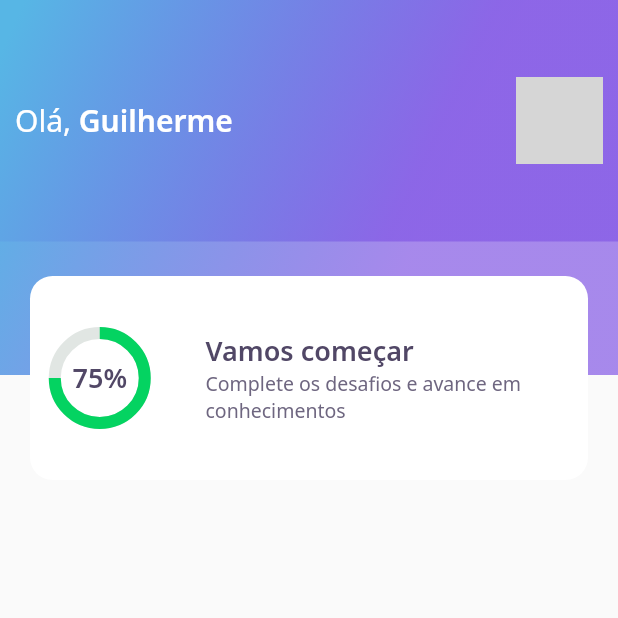
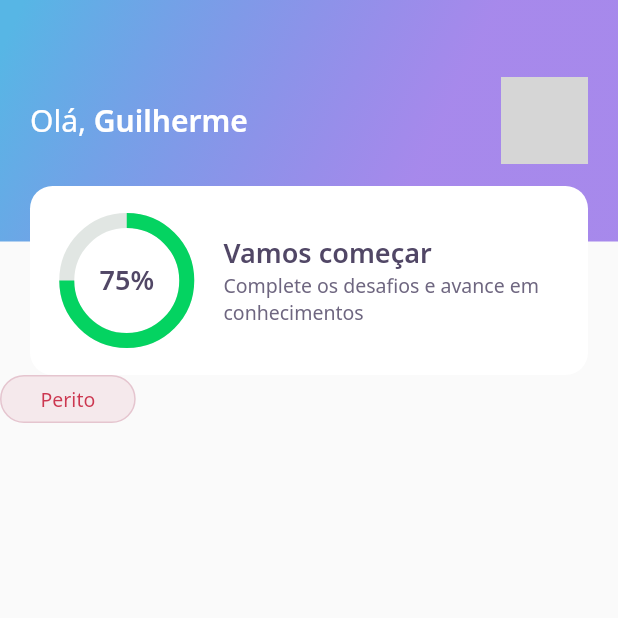
Before and after one commit to kadeguilherme/devquiz, a Flutter app: the screen it shows after launch, on a phone screen of 412 x 824 dp, the top half of it. Run offline on Flutter 3.47's test engine with Material 2 defaults, Android fonts, the phone set to English and light mode, and no system bars; our stand-ins replace google_fonts; network calls fail; grey boxes are pictures that could not be loaded.

Commit message:
Utilizamos a regra de negocio das Cores dentro do level_button_Widget, "get => config "

```diff
--- a/lib/home/home_page.dart
+++ b/lib/home/home_page.dart
@@ -1,3 +1,4 @@
+import 'package:devquiz/home/widgets/level_button/level_button_widget.dart';
 import 'package:flutter/material.dart';
 import 'package:devquiz/home/widgets/appbar/app_bar_widget.dart';
 
@@ -11,6 +12,7 @@ class _HomePageState extends State<HomePage> {
   Widget build(BuildContext context) {
     return Scaffold(
       appBar: AppBarWidget(),
+      body: LevelButtonWidget(label: 'Perito'),
     );
   }
 }
--- a/lib/home/widgets/appbar/app_bar_widget.dart
+++ b/lib/home/widgets/appbar/app_bar_widget.dart
@@ -9,15 +9,12 @@ class AppBarWidget extends PreferredSize {
           preferredSize: Size.fromHeight(250),
           child: Container(
             height: 250,
-            decoration: BoxDecoration(
-              gradient: AppGradients.linear,
-            ),
             child: Stack(
               children: [
                 Container(
                   height: 161,
                   width: double.maxFinite,
-                  padding: const EdgeInsets.symmetric(horizontal: 10),
+                  padding: const EdgeInsets.symmetric(horizontal: 20),
                   decoration: BoxDecoration(
                     gradient: AppGradients.linear,
                   ),
@@ -51,7 +48,7 @@ class AppBarWidget extends PreferredSize {
                   ),
                 ),
                 Align(
-                  alignment: Alignment(0.0, 3.0),
+                  alignment: Alignment(0.0, 1.0),
                   child: ScoreCardWidget(),
                 ),
               ],
--- a/lib/home/widgets/chart/chart_widget.dart
+++ b/lib/home/widgets/chart/chart_widget.dart
@@ -12,10 +12,10 @@ class ChartWidget extends StatelessWidget {
         children: [
           Center(
             child: Container(
-              width: 60,
-              height: 60,
+              width: 80,
+              height: 80,
               child: CircularProgressIndicator(
-                strokeWidth: 8,
+                strokeWidth: 10,
                 value: .75,
                 backgroundColor: AppColors.chartSecondary,
                 valueColor:
--- /dev/null
+++ b/lib/home/widgets/level_button/level_button_widget.dart
@@ -0,0 +1,59 @@
+import 'package:devquiz/core/app_colors.dart';
+import 'package:flutter/material.dart';
+import 'package:google_fonts/google_fonts.dart';
+
+class LevelButtonWidget extends StatelessWidget {
+  final String label;
+
+  LevelButtonWidget({key, this.label})
+      : assert(["Fácil", "Médio", "Difícil", "Perito"].contains(label)),
+        super(key: key);
+
+  final config = {
+    "Fácil": {
+      "color": AppColors.levelButtonFacil,
+      "borderColor": AppColors.levelButtonBorderFacil,
+      "fontColor": AppColors.levelButtonTextFacil
+    },
+    "Médio": {
+      "color": AppColors.levelButtonMedio,
+      "borderColor": AppColors.levelButtonBorderMedio,
+      "fontColor": AppColors.levelButtonTextMedio,
+    },
+    "Difícil": {
+      "color": AppColors.levelButtonDificil,
+      "borderColor": AppColors.levelButtonBorderDificil,
+      "fontColor": AppColors.levelButtonTextDificil,
+    },
+    "Perito": {
+      "color": AppColors.levelButtonPerito,
+      "borderColor": AppColors.levelButtonBorderPerito,
+      "fontColor": AppColors.levelButtonTextPerito,
+    },
+  };
+
+  Color get color => config[label]['color'];
+  Color get borderColor => config[label]['borderColor'];
+  Color get fontColor => config[label]['fontColor'];
+
+  @override
+  Widget build(BuildContext context) {
+    return Container(
+      decoration: BoxDecoration(
+        color: color,
+        border: Border.fromBorderSide(BorderSide(color: borderColor)),
+        borderRadius: BorderRadius.circular(28),
+      ),
+      child: Padding(
+        padding: const EdgeInsets.symmetric(horizontal: 26, vertical: 6),
+        child: Text(
+          label,
+          style: GoogleFonts.notoSans(
+            color: fontColor,
+            fontSize: 13,
+          ),
+        ),
+      ),
+    );
+  }
+}
--- a/lib/home/widgets/score_card/score_card_widget.dart
+++ b/lib/home/widgets/score_card/score_card_widget.dart
@@ -7,13 +7,15 @@ class ScoreCardWidget extends StatelessWidget {
   @override
   Widget build(BuildContext context) {
     return Padding(
-      padding: const EdgeInsets.only(left: 20, right: 20, top: 44),
+      padding: const EdgeInsets.symmetric(horizontal: 20),
       child: Container(
-        height: 136,
+        height: 126,
         decoration: BoxDecoration(
           color: AppColors.white,
           borderRadius: BorderRadius.circular(15),
         ),
+        child: Padding(
+          padding: const EdgeInsets.symmetric(horizontal: 24),
           child: Row(
             crossAxisAlignment: CrossAxisAlignment.center,
             children: [
@@ -44,6 +46,7 @@ class ScoreCardWidget extends StatelessWidget {
             ],
           ),
         ),
+      ),
     );
   }
 }
```
Lines whose indentation alone changed are shown as unchanged.
